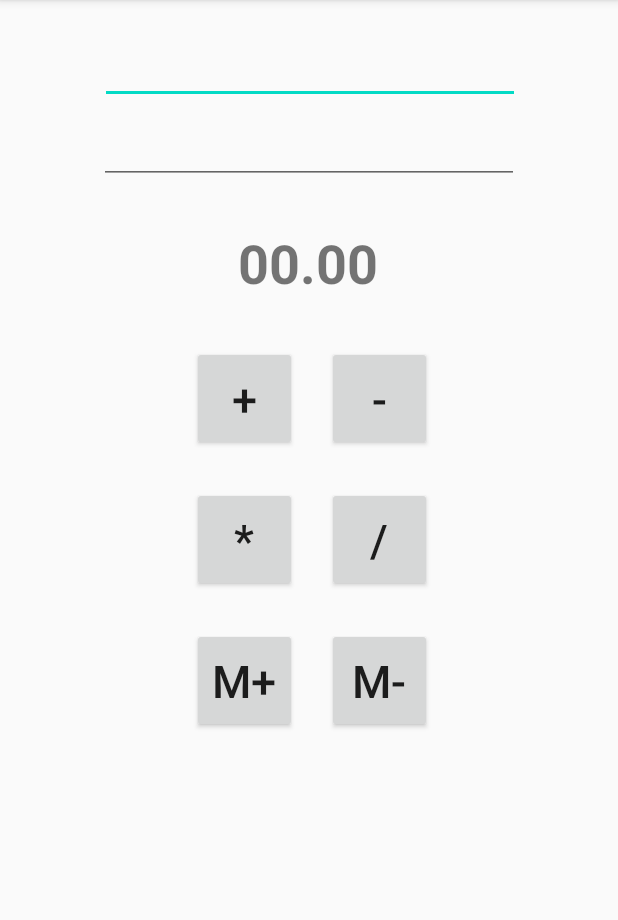
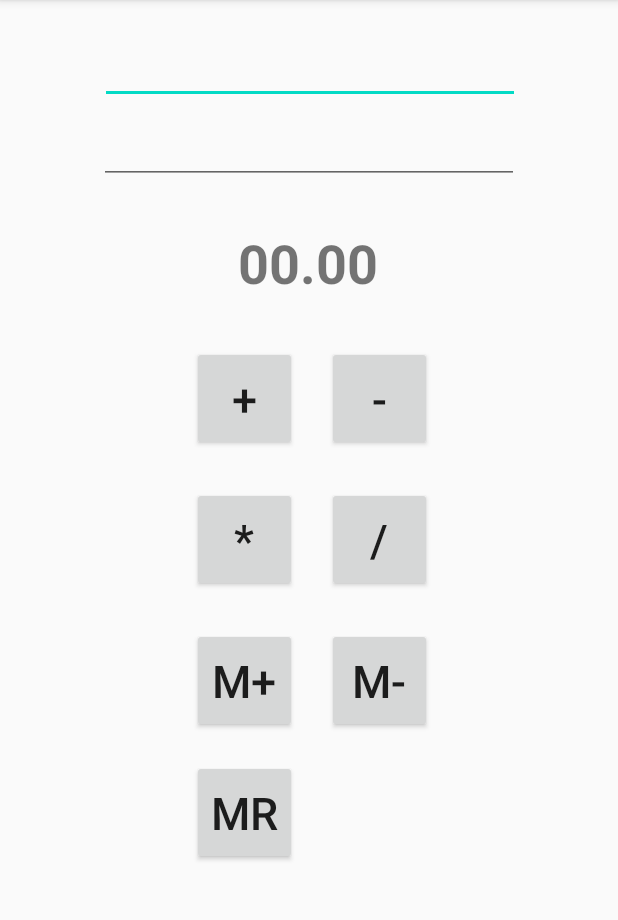
Before and after one commit to MayraPaspuel/Grupo_Paspuel_Quistanchala_Villarruel, an Android app: the screen it shows after launch (CalculadoraVista), after a tap on "M-", on a phone screen of 412 x 824 dp, the part 84-1004 px from its top. Run offline under Robolectric (Android 15) with nearby library versions, the phone set to English and light mode, and no system bars.

Commit message:
Funcion MR

```diff
--- a/Calculadora/app/src/main/java/com/example/calculadora/Calculadora.java
+++ b/Calculadora/app/src/main/java/com/example/calculadora/Calculadora.java
@@ -45,6 +45,7 @@ public interface Calculadora {
         double multiplicacion(double num1, double num2);
         void mMas(double dato);
         void mMenos(double dato);
+        double mR();
     }
 
     /**
@@ -60,5 +61,6 @@ public interface Calculadora {
         void mMas(String dato);
         void mMenos(String dato);
         void limpiarCampos();
+        double mR();
     }
 }
--- a/Calculadora/app/src/main/java/com/example/calculadora/CalculadoraModelo.java
+++ b/Calculadora/app/src/main/java/com/example/calculadora/CalculadoraModelo.java
@@ -70,23 +70,18 @@ public class CalculadoraModelo implements Calculadora.Modelo{
 
     @Override
     public void mMas(double dato) {
-        if(valorM ==0){
-            valorM = dato;
-        }else{
-            valorM = valorM + dato;
-        }
-        presentador.mostrarError(""+ valorM);
+        valorM = valorM + dato;
         presentador.limpiarCampos();
     }
 
     @Override
     public void mMenos(double dato) {
-        if(valorM ==0){
-            valorM = dato;
-        }else{
-            valorM = valorM - dato;
-        }
-        presentador.mostrarError(""+ valorM);
+        valorM = valorM - dato;
         presentador.limpiarCampos();
     }
+
+    @Override
+    public double mR() {
+        return valorM;
+    }
 }
--- a/Calculadora/app/src/main/java/com/example/calculadora/CalculadoraPresentador.java
+++ b/Calculadora/app/src/main/java/com/example/calculadora/CalculadoraPresentador.java
@@ -130,4 +130,9 @@ public class CalculadoraPresentador implements Calculadora.Presentador {
     public void limpiarCampos() {
         vista.limpiarCampos();
     }
+
+    @Override
+    public double mR() {
+        return modelo.mR();
+    }
 }
--- a/Calculadora/app/src/main/java/com/example/calculadora/CalculadoraVista.java
+++ b/Calculadora/app/src/main/java/com/example/calculadora/CalculadoraVista.java
@@ -30,7 +30,7 @@ import java.text.DecimalFormat;
 public class CalculadoraVista extends AppCompatActivity implements Calculadora.Vista{
 
     EditText num1,num2;
-    Button suma,resta,multiplicacion,division,mMas,mMenos;
+    Button suma,resta,multiplicacion,division,mMas,mMenos, mR;
     TextView resultado;
     Calculadora.Presentador presentador;
 
@@ -53,6 +53,7 @@ public class CalculadoraVista extends AppCompatActivity implements Calculadora.V
         multiplicacion = (Button)findViewById(R.id.btnMultiplicacion);
         mMas = (Button)findViewById(R.id.btnMMas);
         mMenos=(Button)findViewById(R.id.btnMMenos);
+        mR = (Button)findViewById(R.id.btnMR);
 
         presentador = new CalculadoraPresentador(this);
 
@@ -98,6 +99,13 @@ public class CalculadoraVista extends AppCompatActivity implements Calculadora.V
             }
         });
 
+        mR.setOnClickListener(new View.OnClickListener() {
+            @Override
+            public void onClick(View view) {
+                mostrarResultado(presentador.mR());
+            }
+        });
+
     }
 
     /**
--- a/Calculadora/app/src/main/res/layout/activity_main.xml
+++ b/Calculadora/app/src/main/res/layout/activity_main.xml
@@ -103,6 +103,18 @@
         app:layout_constraintTop_toBottomOf="@+id/btnMultiplicacion" />
 
     <Button
+        android:id="@+id/btnMR"
+        android:layout_width="70dp"
+        android:layout_height="70dp"
+        android:layout_marginStart="128dp"
+        android:layout_marginLeft="128dp"
+        android:layout_marginTop="112dp"
+        android:text="@string/stringMR"
+        android:textSize="30sp"
+        app:layout_constraintStart_toStartOf="parent"
+        app:layout_constraintTop_toBottomOf="@+id/btnMultiplicacion" />
+
+    <Button
         android:id="@+id/btnResta"
         android:layout_width="70dp"
         android:layout_height="70dp"
--- a/Calculadora/app/src/main/res/values/strings.xml
+++ b/Calculadora/app/src/main/res/values/strings.xml
@@ -8,4 +8,5 @@
     <string name="stringMMas">M+</string>
     <string name="stringMMenos">M-</string>
     <string name="stringValor"></string>
+    <string name="stringMR">MR</string>
 </resources>
```
